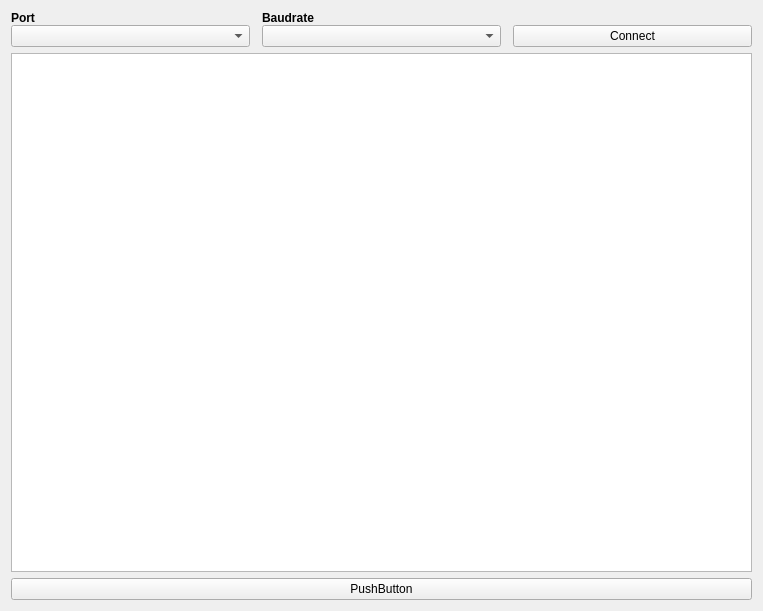
korken89/kfly_gui, file connect_and_status.ui: the form before one commit.
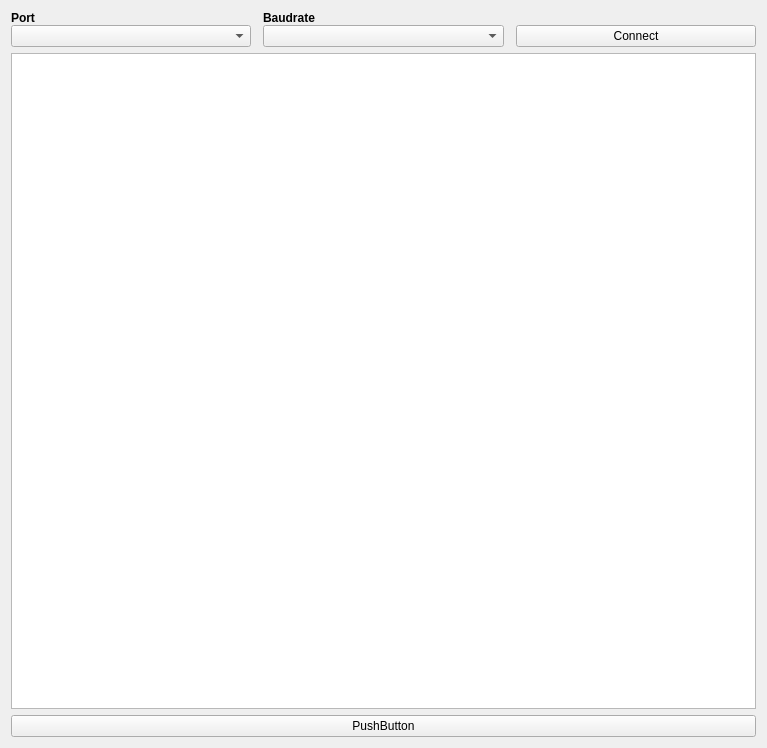
The form after the commit. Custom widgets are drawn as their Qt base class.

Commit message: Started adding a few more tab panes

Patch:
```diff
--- a/connect_and_status.ui
+++ b/connect_and_status.ui
@@ -6,8 +6,8 @@
    <rect>
     <x>0</x>
     <y>0</y>
-    <width>763</width>
-    <height>611</height>
+    <width>767</width>
+    <height>748</height>
    </rect>
   </property>
   <property name="windowTitle">
```
The commit also changes 1 other file.
